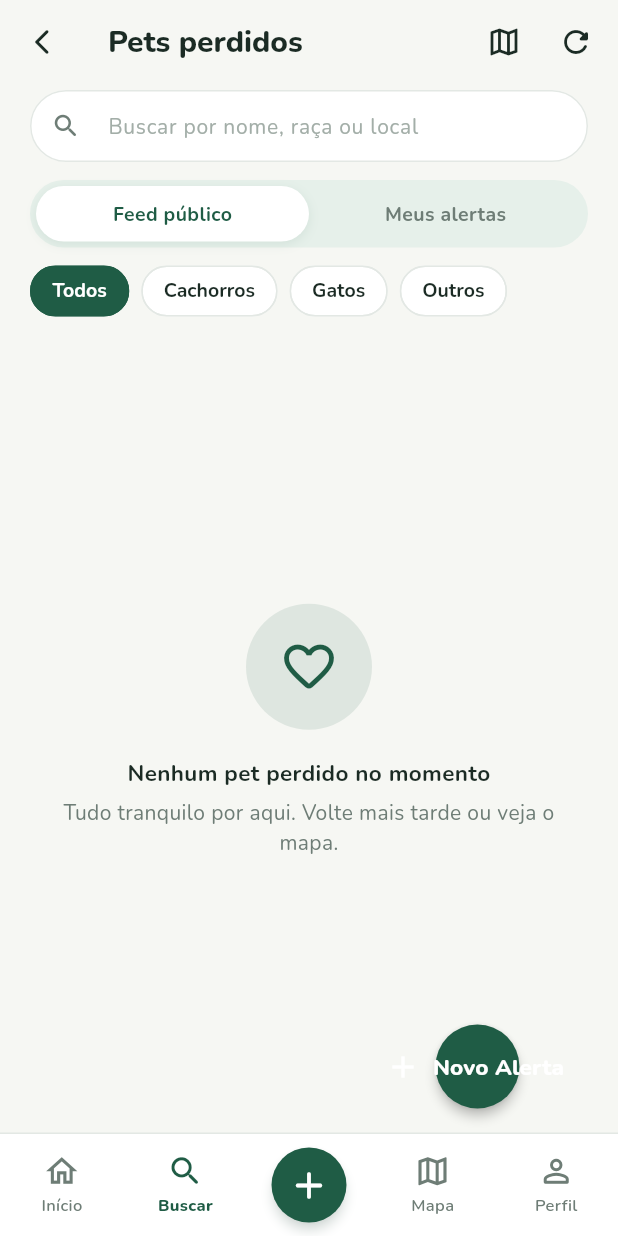
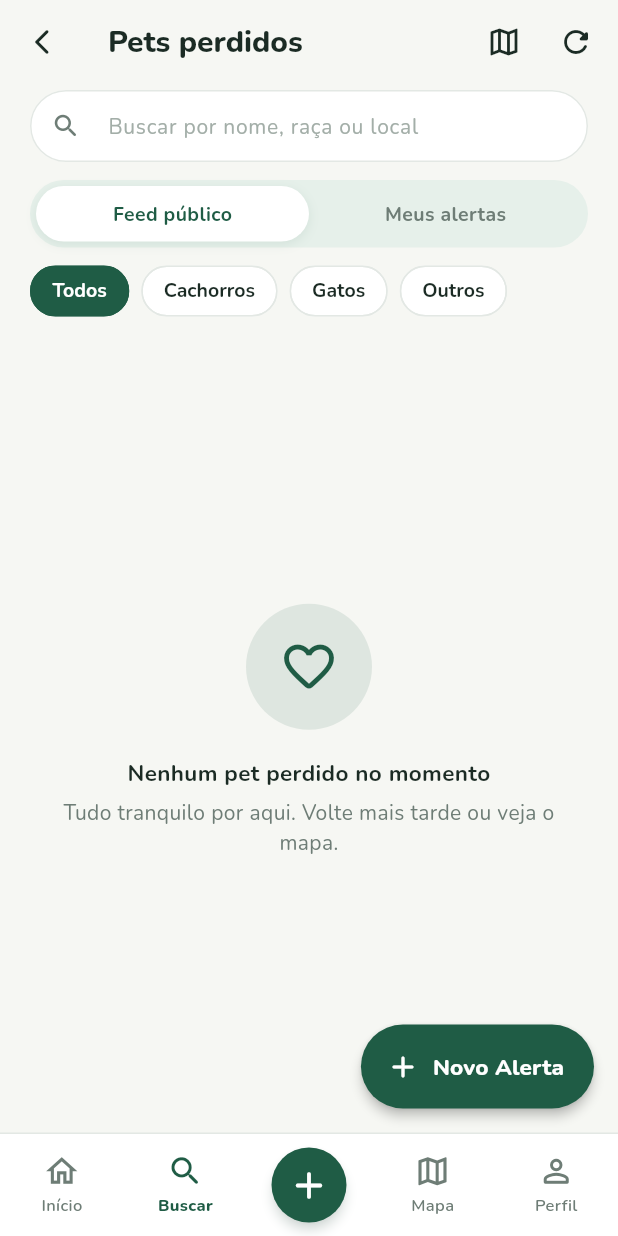
Before and after one commit to MauroCarmo/orelinhas, a Flutter app: the screen it shows once a user with an empty profile is signed in, item 2 of the bottom bar chosen, on a phone screen of 412 x 824 dp. Run offline on Flutter 3.47's test engine with Material 3 defaults, Android fonts, the phone set to English and light mode, and no system bars; our stand-ins replace flutter_map, flutter_riverpod, geolocator, go_router, google_fonts, image_picker and 2 more; accounts and stored records are empty.

Commit message:
fix(ui): correct floating action button shape from circle to pill and fix text contrast

```diff
--- a/lib/core/theme/app_theme.dart
+++ b/lib/core/theme/app_theme.dart
@@ -285,11 +285,13 @@ class AppTheme {
         backgroundColor: AppColors.surfaceLight,
         surfaceTintColor: Colors.transparent,
       ),
-      floatingActionButtonTheme: const FloatingActionButtonThemeData(
+      floatingActionButtonTheme: FloatingActionButtonThemeData(
         backgroundColor: AppColors.primary,
         foregroundColor: Colors.white,
         elevation: 3,
-        shape: CircleBorder(),
+        shape: RoundedRectangleBorder(
+          borderRadius: BorderRadius.circular(100),
+        ),
       ),
     );
   }
--- a/lib/features/pet_lost/presentation/screens/pet_lost_list_screen.dart
+++ b/lib/features/pet_lost/presentation/screens/pet_lost_list_screen.dart
@@ -374,8 +374,12 @@ class _PetLostListScreenState extends ConsumerState<PetLostListScreen> {
         onPressed: () => context.push(AppRoutes.petLostCreate),
         backgroundColor: AppColors.primary,
         foregroundColor: Colors.white,
-        icon: const Icon(Icons.add),
-        label: Text('Novo Alerta', style: AppTextStyles.button()),
+        shape: RoundedRectangleBorder(borderRadius: BorderRadius.circular(100)),
+        icon: const Icon(Icons.add_rounded),
+        label: Text(
+          'Novo Alerta',
+          style: AppTextStyles.button(color: Colors.white),
+        ),
       ),
     );
   }
```
Also changed, not shown: lib/features/pet_adoption/presentation/screens/pet_adoption_list_screen.dart (+6 -2 lines), lib/features/pet_found/presentation/screens/pet_found_list_screen.dart (+6 -2 lines).
